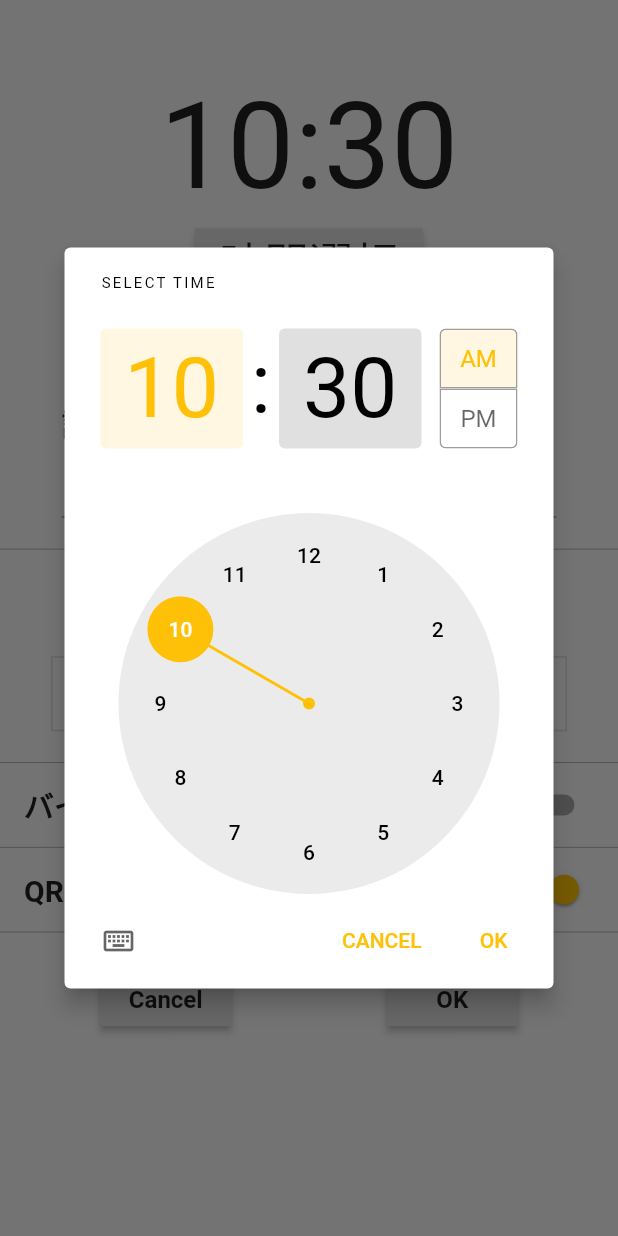
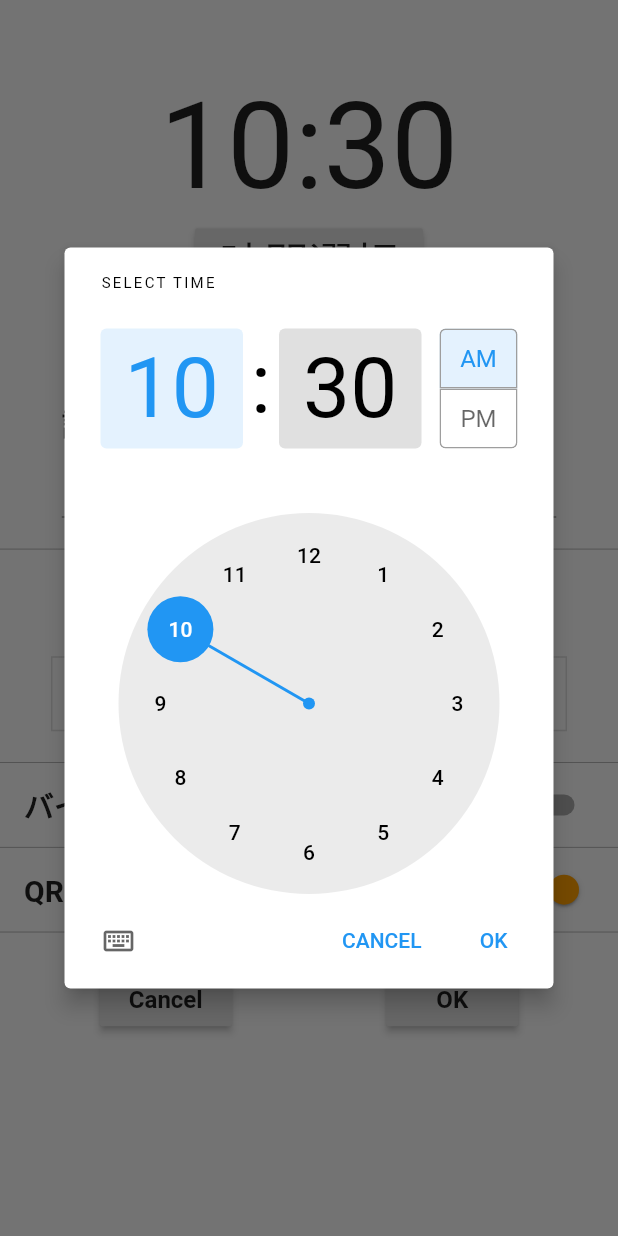
Before and after one commit to 06itsuki08/alarm_clock, a Flutter app: the AlarmSetting screen opened by its route, after a tap on "時間選択", on a phone screen of 412 x 824 dp. Run offline on Flutter 3.47's test engine with Material 2 defaults, Android fonts, the light colour scheme and no system bars; our stand-ins replace shared_preferences; accounts and stored records are empty.

Commit message:
アプリのテーマカラー変更

```diff
--- a/lib/module/test.dart
+++ b/lib/module/test.dart
@@ -3,6 +3,6 @@ import 'package:flutter/material.dart';
 colortest(Color _color, String colorName) {
   return Text(
     'this color is $colorName',
-    style: TextStyle(backgroundColor: _color),
+    style: TextStyle(backgroundColor: _color, fontSize: 30),
   );
 }
--- a/lib/val/color.dart
+++ b/lib/val/color.dart
@@ -8,5 +8,7 @@
 import 'package:flutter/material.dart';
 
 final ThemeData appTheme = ThemeData(
-  primarySwatch: Colors.amber,
+  primaryColor: Colors.amber[800],
+  accentColor: Colors.amber[700],
+  brightness: Brightness.light,
 );
```
